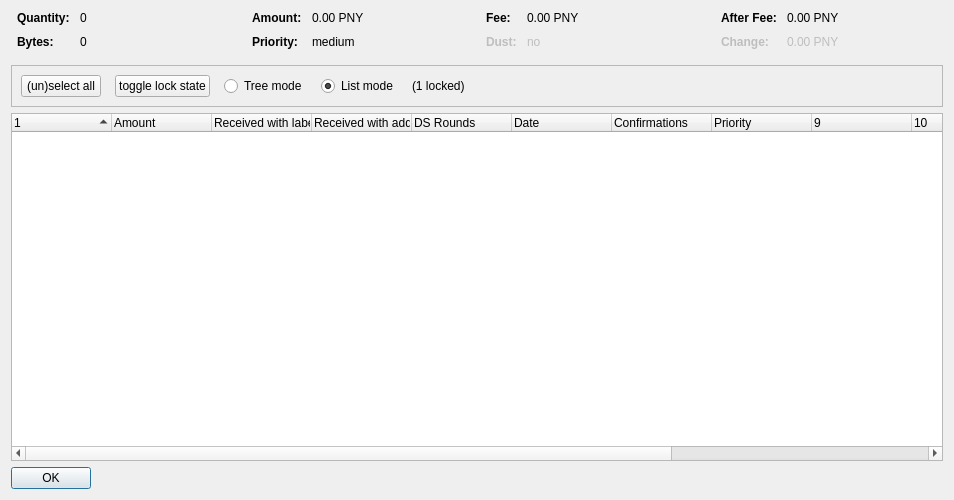
decenomy/PNY, file src/qt/forms/coincontroldialog.ui: the form before one commit.
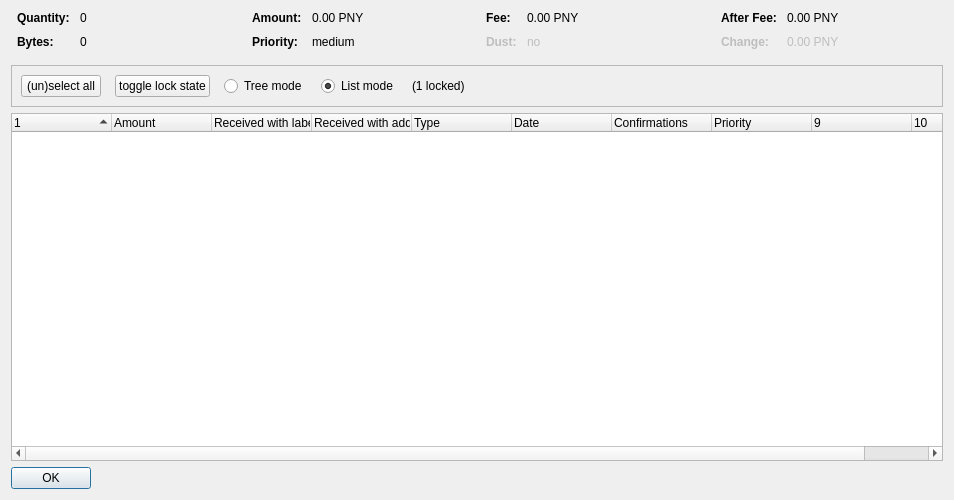
The form after the commit. Custom widgets are drawn as their Qt base class.

What changed in the file:
```diff
--- a/src/qt/forms/coincontroldialog.ui
+++ b/src/qt/forms/coincontroldialog.ui
@@ -447,7 +447,7 @@
       <bool>false</bool>
      </property>
      <property name="columnCount">
-      <number>13</number>
+      <number>10</number>
      </property>
      <attribute name="headerShowSortIndicator" stdset="0">
       <bool>true</bool>
@@ -477,7 +477,7 @@
      </column>
      <column>
       <property name="text">
-       <string>DS Rounds</string>
+       <string>Type</string>
       </property>
      </column>
      <column>
@@ -508,21 +508,6 @@
        <string/>
       </property>
      </column>
-     <column>
-      <property name="text">
-       <string/>
-      </property>
-     </column>
-     <column>
-      <property name="text">
-       <string/>
-      </property>
-     </column>
-     <column>
-      <property name="text">
-       <string/>
-      </property>
-     </column>
     </widget>
    </item>
    <item>
```
